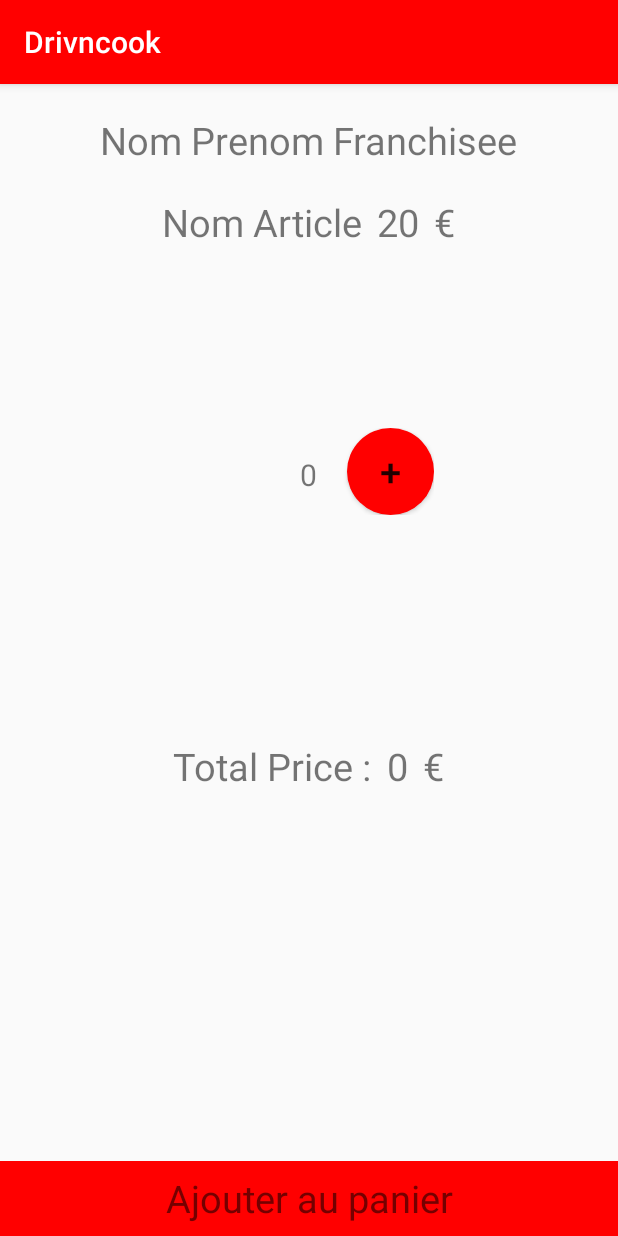
After one commit to antoineThiel/DrivnCookMobile, an Android app: the ProductActivity screen opened directly, with no data from a screen before it, on a phone screen of 412 x 824 dp. The commit adds this screen. Run offline under Robolectric (Android 15) with nearby library versions, the phone set to English and light mode, and no system bars; our stand-ins replace Volley; network calls fail.

Commit message:
commit 4 other computer

```diff
--- a/app/src/main/AndroidManifest.xml
+++ b/app/src/main/AndroidManifest.xml
@@ -13,7 +13,7 @@
         android:supportsRtl="true"
         android:theme="@style/AppTheme"
         android:usesCleartextTraffic="true">
-        <activity android:name=".FranchiseeActivity"></activity>
+        <activity android:name=".FranchiseeActivity"/>
         <activity android:name=".MainActivity">
             <intent-filter>
                 <action android:name="android.intent.action.MAIN" />
@@ -23,6 +23,7 @@
         </activity>
         <activity android:name=".HomeActivity" />
         <activity android:name=".SigninActivity" />
+        <activity android:name=".ProductActivity" />
 
         <uses-library
             android:name="org.apache.http.legacy"
--- /dev/null
+++ b/app/src/main/java/com/example/drivncook/ProductActivity.java
@@ -0,0 +1,175 @@
+package com.example.drivncook;
+
+import android.annotation.SuppressLint;
+import android.content.SharedPreferences;
+import android.os.Bundle;
+import android.view.View;
+import android.widget.Button;
+import android.widget.TextView;
+
+import androidx.appcompat.app.AppCompatActivity;
+
+import com.android.volley.Request;
+import com.android.volley.Response;
+import com.android.volley.VolleyError;
+import com.android.volley.toolbox.JsonObjectRequest;
+
+import org.json.JSONException;
+import org.json.JSONObject;
+
+@SuppressLint("Registered")
+public class ProductActivity extends AppCompatActivity {
+
+    private TextView fName;
+    private TextView pName;
+    private TextView pPrice;
+    private TextView quantity;
+    private TextView totalPrice;
+    private Button less;
+    private Button more;
+    private TextView addCArt;
+
+    @Override
+    protected void onCreate(Bundle savedInstanceState) {
+        super.onCreate(savedInstanceState);
+        setContentView(R.layout.activity_product);
+
+        fName = findViewById(R.id.product_fname);
+        pName = findViewById(R.id.product_pname);
+        quantity = findViewById(R.id.quantity);
+        less = findViewById(R.id.id_less);
+        more = findViewById(R.id.id_more);
+        totalPrice = findViewById(R.id.ptotal_price);
+        pPrice = findViewById(R.id.pPrice);
+        addCArt = findViewById(R.id.add_cart);
+
+        less.setVisibility(View.INVISIBLE);
+
+
+        final SharedPreferences shp = getSharedPreferences("order",MODE_PRIVATE);
+        String idFranchisee = shp.getString("idFranchisee", null);
+        final String id = getIntent().getStringExtra("id");
+        final String urlgetFranchisee =  "http://10.0.2.2/getfranchiseeinfo/" + idFranchisee;
+
+        JsonObjectRequest jsonObjectRequest = new JsonObjectRequest
+                (Request.Method.GET, urlgetFranchisee, null, new Response.Listener<JSONObject>() {
+                    @Override
+                    public void onResponse(JSONObject response) {
+                        try {
+                            fName.setText(response.get("lastname").toString() + " " + response.get("firstname").toString());
+                        } catch (JSONException e) {
+                            e.printStackTrace();
+                        }
+                    }
+                }, new Response.ErrorListener() {
+                    @Override
+                    public void onErrorResponse(VolleyError error) {
+                        // TODO: Handle error
+                    }
+                });
+
+        //Add Request to the Queue.
+        MySingleton.getInstance(ProductActivity.this).addToRequestQueue(jsonObjectRequest);
+
+
+        final String url ="http://10.0.2.2/getarticle/"+id;
+
+        JsonObjectRequest jsonObjectRequest2 = new JsonObjectRequest
+                (Request.Method.GET, url, null, new Response.Listener<JSONObject>() {
+                    @Override
+                    public void onResponse(JSONObject response) {
+                        try {
+                           pName.setText(response.get("nom").toString() + " " + response.get("quantity") + response.get("unit"));
+                           pPrice.setText(response.get("price").toString());
+                        } catch (JSONException e) {
+                            e.printStackTrace();
+                        }
+                    }
+                }, new Response.ErrorListener() {
+                    @Override
+                    public void onErrorResponse(VolleyError error) {
+                        // TODO: Handle error
+                    }
+                });
+
+        //Add Request to the Queue.
+        MySingleton.getInstance(ProductActivity.this).addToRequestQueue(jsonObjectRequest2);
+
+
+        less.setOnClickListener(new View.OnClickListener() {
+            @Override
+            public void onClick(View v) {
+                int qty = Integer.parseInt(quantity.getText().toString());
+                if (qty == 1){
+                    less.setVisibility(View.INVISIBLE);
+                }
+                if (qty > 0){
+                    qty--;
+                    String newQty = Integer.toString(qty);
+                    quantity.setText(newQty);
+                    int ttlPrice = Integer.parseInt(totalPrice.getText().toString());
+                    ttlPrice -= Integer.parseInt(pPrice.getText().toString());
+                    String newTtlPrice = Integer.toString(ttlPrice);
+                    totalPrice.setText(newTtlPrice);
+                }
+            }
+        });
+
+        more.setOnClickListener(new View.OnClickListener() {
+            @Override
+            public void onClick(View v) {
+                int qty = Integer.parseInt(quantity.getText().toString());
+                if (qty == 0){
+                    less.setVisibility(View.VISIBLE);
+                }
+                qty++;
+                String newQty = Integer.toString(qty);
+                quantity.setText(newQty);
+                int ttlPrice = Integer.parseInt(totalPrice.getText().toString());
+                ttlPrice += Integer.parseInt(pPrice.getText().toString());
+                String newTtlPrice = Integer.toString(ttlPrice);
+                totalPrice.setText(newTtlPrice);
+            }
+        });
+
+        String order = shp.getString("idOrder", null);
+        addCArt.setOnClickListener(new View.OnClickListener() {
+            @Override
+            public void onClick(View v) {
+                JSONObject order = new JSONObject();
+                try {
+                    order.put("pid", id );
+                } catch (JSONException e) {
+                    e.printStackTrace();
+                }
+                try {
+                    order.put("oid", order);
+                } catch (JSONException e) {
+                    e.printStackTrace();
+                }
+                try {
+                    order.put("pqty", quantity.getText().toString());
+                } catch (JSONException e) {
+                    e.printStackTrace();
+                }
+
+                String url = "http://10.0.2.2/addCart";
+
+                JsonObjectRequest jsonObjectRequest = new JsonObjectRequest(Request.Method.POST, url, order,
+                        new Response.Listener<JSONObject>() {
+                            @Override
+                            public void onResponse(JSONObject response) {
+                                pName.setText(response.toString());
+                            }
+                        },
+                        new Response.ErrorListener() {
+                            @Override
+                            public void onErrorResponse(VolleyError error){
+
+                            }
+                        });
+                MySingleton.getInstance(ProductActivity.this).addToRequestQueue(jsonObjectRequest);
+            }
+        });
+    }
+}
--- /dev/null
+++ b/app/src/main/res/drawable/rounded_button.xml
@@ -0,0 +1,8 @@
+<?xml version="1.0" encoding="utf-8"?>
+<shape xmlns:android="http://schemas.android.com/apk/res/android"
+    android:shape="oval">
+    <solid android:color="#FF0000"/>
+    <size android:width="120dp"/>
+    <size android:height="120dp"/>
+
+</shape>
--- a/app/src/main/res/layout/activity_franchisee.xml
+++ b/app/src/main/res/layout/activity_franchisee.xml
@@ -27,9 +27,9 @@
             android:text="Les Articles"/>
 
         <ListView
+            android:id="@+id/article_list"
             android:layout_width="match_parent"
-            android:layout_height="wrap_content"
-            android:id="@+id/article_list"/>
+            android:layout_height="wrap_content" />
 
 
     </LinearLayout>
--- /dev/null
+++ b/app/src/main/res/layout/activity_product.xml
@@ -0,0 +1,134 @@
+<?xml version="1.0" encoding="utf-8"?>
+<LinearLayout xmlns:android="http://schemas.android.com/apk/res/android"
+    android:orientation="vertical" android:layout_width="match_parent"
+    android:layout_height="match_parent">
+
+    <TextView
+        android:layout_width="wrap_content"
+        android:layout_height="wrap_content"
+        android:text="Nom Prenom Franchisee"
+        android:textSize="25sp"
+        android:layout_gravity="center"
+        android:paddingTop="20dp"
+        android:paddingBottom="20dp"
+        android:id="@+id/product_fname"/>
+
+    <LinearLayout
+        android:layout_width="match_parent"
+        android:layout_height="wrap_content"
+        android:orientation="horizontal"
+        android:paddingBottom="20dp"
+        android:gravity="center">
+
+        <TextView
+            android:layout_width="wrap_content"
+            android:layout_height="wrap_content"
+            android:text="Nom Article"
+            android:textSize="25sp"
+            android:id="@+id/product_pname"/>
+
+        <TextView
+            android:layout_width="wrap_content"
+            android:layout_height="wrap_content"
+            android:text="20"
+            android:textSize="25sp"
+            android:id="@+id/pPrice"
+            android:paddingLeft="10dp"/>
+
+        <TextView
+            android:layout_width="wrap_content"
+            android:layout_height="wrap_content"
+            android:text="€"
+            android:textSize="25sp"
+            android:paddingLeft="10dp"/>
+
+
+    </LinearLayout>
+
+
+    <LinearLayout
+        android:layout_width="wrap_content"
+        android:layout_height="wrap_content"
+        android:layout_gravity="center"
+        android:orientation="horizontal"
+        android:layout_marginTop="100dp">
+
+        <Button
+            android:layout_width="58dp"
+            android:layout_height="58dp"
+            android:background="@drawable/rounded_button"
+            android:text="-"
+            android:textSize="25sp"
+            android:id="@+id/id_less"/>
+
+        <TextView
+            android:layout_width="wrap_content"
+            android:layout_height="wrap_content"
+            android:text="0"
+            android:textSize="20sp"
+            android:paddingLeft="20dp"
+            android:paddingRight="20dp"
+            android:id="@+id/quantity"/>
+
+        <Button
+            android:layout_width="58dp"
+            android:layout_height="58dp"
+            android:background="@drawable/rounded_button"
+            android:text="+"
+            android:textSize="25sp"
+            android:id="@+id/id_more"/>
+
+
+    </LinearLayout>
+
+    <RelativeLayout
+        android:layout_width="match_parent"
+        android:layout_height="match_parent">
+
+        <LinearLayout
+            android:layout_width="match_parent"
+            android:layout_height="wrap_content"
+            android:orientation="horizontal"
+            android:paddingBottom="20dp"
+            android:layout_marginTop="150dp"
+            android:gravity="center">
+
+            <TextView
+                android:layout_width="wrap_content"
+                android:layout_height="wrap_content"
+                android:text="Total Price :"
+                android:textSize="25sp"/>
+
+            <TextView
+                android:layout_width="wrap_content"
+                android:layout_height="wrap_content"
+                android:text="0"
+                android:textSize="25sp"
+                android:id="@+id/ptotal_price"
+                android:paddingLeft="10dp"/>
+
+            <TextView
+                android:layout_width="wrap_content"
+                android:layout_height="wrap_content"
+                android:text="€"
+                android:textSize="25sp"
+                android:paddingLeft="10dp"/>
+
+        </LinearLayout>
+
+        <TextView
+            android:layout_width="match_parent"
+            android:layout_height="50dp"
+            android:text="Ajouter au panier"
+            android:gravity="center"
+            android:layout_alignParentBottom="true"
+            android:textSize="25sp"
+            android:background="#FF0000"
+            android:id="@+id/add_cart"/>
+
+
+    </RelativeLayout>
+
+
+
+</LinearLayout>
```
Also changed, not shown: app/src/main/java/com/example/drivncook/Article.java (+11 -1 lines), app/src/main/java/com/example/drivncook/ArticleAdapter.java (+13 -1 lines), app/src/main/java/com/example/drivncook/FranchiseeActivity.java (+10 -2 lines), app/src/main/java/com/example/drivncook/HomeActivity.java (+50 -68 lines), app/src/main/java/com/example/drivncook/Menu.java (+11 -1 lines), app/src/main/res/layout/activity_article_list.xml (+23 -13 lines).
